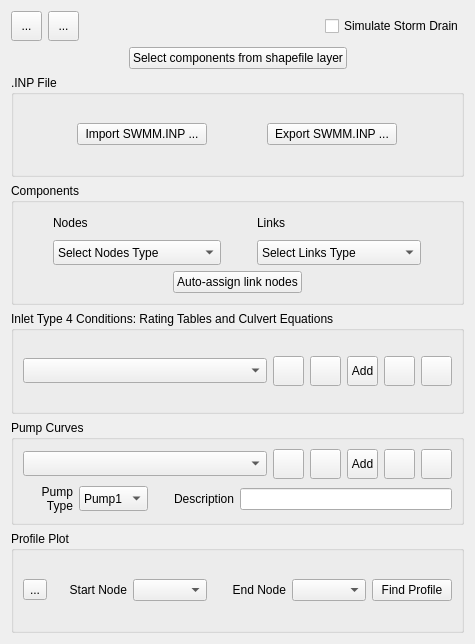
Above: flo2d/ui/storm_drain_editor.ui from FLO-2DSoftware/qgis-flo-2d-plugin before the change. Below: the same form after it.
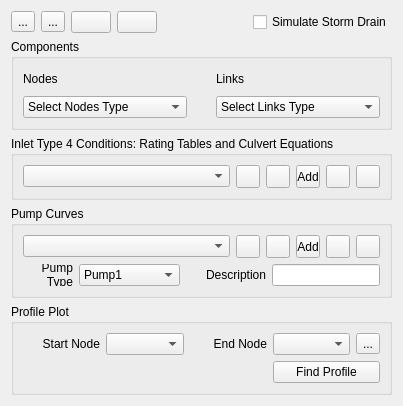
That is the form after the change. Icons and pictures are not drawn.

Commit message: Move buttons to top of widget. Move the import export button and logic to the import export location on the tool bar. Replace the inp import export icon.

```diff
--- a/flo2d/ui/storm_drain_editor.ui
+++ b/flo2d/ui/storm_drain_editor.ui
@@ -6,8 +6,8 @@
    <rect>
     <x>0</x>
     <y>0</y>
-    <width>475</width>
-    <height>644</height>
+    <width>403</width>
+    <height>401</height>
    </rect>
   </property>
   <property name="minimumSize">
@@ -20,7 +20,7 @@
    <string>FLO-2D Widget</string>
   </property>
   <layout class="QGridLayout" name="gridLayout_5">
-   <item row="3" column="0">
+   <item row="1" column="0">
     <widget class="QGroupBox" name="components_group">
      <property name="title">
       <string>Components</string>
@@ -28,32 +28,7 @@
      <layout class="QGridLayout" name="gridLayout_7">
       <item row="0" column="0">
        <layout class="QGridLayout" name="gridLayout_3">
-        <item row="0" column="0">
-         <widget class="QLabel" name="label_2">
-          <property name="sizePolicy">
-           <sizepolicy hsizetype="Fixed" vsizetype="Fixed">
-            <horstretch>0</horstretch>
-            <verstretch>0</verstretch>
-           </sizepolicy>
-          </property>
-          <property name="minimumSize">
-           <size>
-            <width>164</width>
-            <height>22</height>
-           </size>
-          </property>
-          <property name="maximumSize">
-           <size>
-            <width>164</width>
-            <height>22</height>
-           </size>
-          </property>
-          <property name="text">
-           <string>Nodes</string>
-          </property>
-         </widget>
-        </item>
-        <item row="0" column="1">
+        <item row="0" column="2">
          <widget class="QLabel" name="label">
           <property name="sizePolicy">
            <sizepolicy hsizetype="Fixed" vsizetype="Fixed">
@@ -81,21 +56,21 @@
         <item row="1" column="0">
          <widget class="QComboBox" name="SD_nodes_components_cbo">
           <property name="sizePolicy">
-           <sizepolicy hsizetype="Fixed" vsizetype="Fixed">
+           <sizepolicy hsizetype="Preferred" vsizetype="Fixed">
             <horstretch>0</horstretch>
             <verstretch>0</verstretch>
            </sizepolicy>
           </property>
           <property name="minimumSize">
            <size>
-            <width>168</width>
-            <height>25</height>
+            <width>0</width>
+            <height>0</height>
            </size>
           </property>
           <property name="maximumSize">
            <size>
-            <width>168</width>
-            <height>25</height>
+            <width>16777215</width>
+            <height>16777215</height>
            </size>
           </property>
           <property name="sizeIncrement">
@@ -129,24 +104,49 @@
           </item>
          </widget>
         </item>
-        <item row="1" column="1">
+        <item row="0" column="0">
+         <widget class="QLabel" name="label_2">
+          <property name="sizePolicy">
+           <sizepolicy hsizetype="Fixed" vsizetype="Fixed">
+            <horstretch>0</horstretch>
+            <verstretch>0</verstretch>
+           </sizepolicy>
+          </property>
+          <property name="minimumSize">
+           <size>
+            <width>164</width>
+            <height>22</height>
+           </size>
+          </property>
+          <property name="maximumSize">
+           <size>
+            <width>164</width>
+            <height>22</height>
+           </size>
+          </property>
+          <property name="text">
+           <string>Nodes</string>
+          </property>
+         </widget>
+        </item>
+        <item row="1" column="2">
          <widget class="QComboBox" name="SD_links_components_cbo">
           <property name="sizePolicy">
-           <sizepolicy hsizetype="Fixed" vsizetype="Fixed">
+           <sizepolicy hsizetype="Preferred" vsizetype="Fixed">
             <horstretch>0</horstretch>
             <verstretch>0</verstretch>
            </sizepolicy>
           </property>
           <property name="minimumSize">
            <size>
-            <width>164</width>
-            <height>25</height>
+            <width>0</width>
+            <height>0</height>
            </size>
           </property>
           <property name="maximumSize">
            <size>
-            <width>164</width>
-            <height>25</height>
+            <width>16777215</width>
+            <height>16777215</height>
            </size>
           </property>
           <property name="currentText">
@@ -179,38 +179,14 @@
           </item>
          </widget>
         </item>
-       </layout>
-      </item>
-      <item row="1" column="0">
-       <layout class="QHBoxLayout" name="horizontalLayout_3">
-        <item>
+        <item row="0" column="1" rowspan="2">
          <spacer name="horizontalSpacer_4">
           <property name="orientation">
            <enum>Qt::Horizontal</enum>
           </property>
           <property name="sizeHint" stdset="0">
            <size>
-            <width>98</width>
-            <height>20</height>
-           </size>
-          </property>
-         </spacer>
-        </item>
-        <item>
-         <widget class="QPushButton" name="auto_assign_link_nodes_btn">
-          <property name="text">
-           <string>Auto-assign link nodes</string>
-          </property>
-         </widget>
-        </item>
-        <item>
-         <spacer name="horizontalSpacer_5">
-          <property name="orientation">
-           <enum>Qt::Horizontal</enum>
-          </property>
-          <property name="sizeHint" stdset="0">
-           <size>
-            <width>98</width>
+            <width>40</width>
             <height>20</height>
            </size>
           </property>
@@ -221,6 +197,19 @@
      </layout>
     </widget>
    </item>
+   <item row="5" column="0">
+    <spacer name="verticalSpacer">
+     <property name="orientation">
+      <enum>Qt::Vertical</enum>
+     </property>
+     <property name="sizeHint" stdset="0">
+      <size>
+       <width>20</width>
+       <height>40</height>
+      </size>
+     </property>
+    </spacer>
+   </item>
    <item row="0" column="0">
     <layout class="QHBoxLayout" name="horizontalLayout_5">
      <item>
@@ -232,14 +221,14 @@
          </property>
          <property name="minimumSize">
           <size>
-           <width>31</width>
-           <height>30</height>
+           <width>0</width>
+           <height>0</height>
           </size>
          </property>
          <property name="maximumSize">
           <size>
-           <width>31</width>
-           <height>30</height>
+           <width>16777215</width>
+           <height>16777215</height>
           </size>
          </property>
          <property name="toolTip">
@@ -267,14 +256,14 @@
          </property>
          <property name="minimumSize">
           <size>
-           <width>31</width>
-           <height>30</height>
+           <width>0</width>
+           <height>0</height>
           </size>
          </property>
          <property name="maximumSize">
           <size>
-           <width>31</width>
-           <height>30</height>
+           <width>16777215</width>
+           <height>16777215</height>
           </size>
          </property>
          <property name="toolTip">
@@ -295,6 +284,61 @@
          </property>
         </widget>
        </item>
+       <item>
+        <widget class="QPushButton" name="import_shapefile_btn">
+         <property name="enabled">
+          <bool>true</bool>
+         </property>
+         <property name="minimumSize">
+          <size>
+           <width>0</width>
+           <height>0</height>
+          </size>
+         </property>
+         <property name="maximumSize">
+          <size>
+           <width>16777215</width>
+           <height>16777215</height>
+          </size>
+         </property>
+         <property name="toolTip">
+          <string>Select components from shapefile layer</string>
+         </property>
+         <property name="text">
+          <string/>
+         </property>
+         <property name="icon">
+          <iconset>
+           <normaloff>../img/import_sd_shapefiles.svg</normaloff>../img/import_sd_shapefiles.svg</iconset>
+         </property>
+         <property name="iconSize">
+          <size>
+           <width>24</width>
+           <height>24</height>
+          </size>
+         </property>
+        </widget>
+       </item>
+       <item>
+        <widget class="QPushButton" name="auto_assign_link_nodes_btn">
+         <property name="toolTip">
+          <string>Auto-assign links and nodes</string>
+         </property>
+         <property name="text">
+          <string/>
+         </property>
+         <property name="icon">
+          <iconset>
+           <normaloff>../img/auto_assign_sd.svg</normaloff>../img/auto_assign_sd.svg</iconset>
+         </property>
+         <property name="iconSize">
+          <size>
+           <width>24</width>
+           <height>24</height>
+          </size>
+         </property>
+        </widget>
+       </item>
       </layout>
      </item>
      <item>
@@ -320,73 +364,210 @@
     </layout>
    </item>
    <item row="2" column="0">
-    <widget class="QGroupBox" name="box_Inp">
+    <widget class="QGroupBox" name="Type_4_condition_group">
+     <property name="sizePolicy">
+      <sizepolicy hsizetype="Preferred" vsizetype="Preferred">
+       <horstretch>0</horstretch>
+       <verstretch>0</verstretch>
+      </sizepolicy>
+     </property>
      <property name="title">
-      <string>.INP File</string>
+      <string>Inlet Type 4 Conditions: Rating Tables and Culvert Equations</string>
      </property>
-     <layout class="QGridLayout" name="gridLayout_2">
+     <layout class="QGridLayout" name="gridLayout_6">
       <item row="0" column="0">
-       <widget class="QPushButton" name="import_inp_btn">
-        <property name="sizePolicy">
-         <sizepolicy hsizetype="Fixed" vsizetype="Fixed">
-          <horstretch>0</horstretch>
-          <verstretch>0</verstretch>
-         </sizepolicy>
+       <layout class="QHBoxLayout" name="horizontalLayout">
+        <property name="sizeConstraint">
+         <enum>QLayout::SetDefaultConstraint</enum>
         </property>
-        <property name="minimumSize">
-         <size>
-          <width>130</width>
-          <height>22</height>
-         </size>
-        </property>
-        <property name="maximumSize">
-         <size>
-          <width>16777215</width>
-          <height>22</height>
-         </size>
-        </property>
-        <property name="text">
-         <string>Import SWMM.INP ...</string>
-        </property>
-        <property name="icon">
-         <iconset>
-          <normaloff>../img/import_swmm.svg</normaloff>../img/import_swmm.svg</iconset>
-        </property>
-       </widget>
-      </item>
-      <item row="0" column="1">
-       <widget class="QPushButton" name="export_inp_btn">
-        <property name="sizePolicy">
-         <sizepolicy hsizetype="Fixed" vsizetype="Fixed">
-          <horstretch>0</horstretch>
-          <verstretch>0</verstretch>
-         </sizepolicy>
-        </property>
-        <property name="minimumSize">
-         <size>
-          <width>130</width>
-          <height>22</height>
-         </size>
-        </property>
-        <property name="maximumSize">
-         <size>
-          <width>16777215</width>
-          <height>22</height>
-         </size>
-        </property>
-        <property name="text">
-         <string>Export SWMM.INP ...</string>
-        </property>
-        <property name="icon">
-         <iconset>
-          <normaloff>../img/export_swmm.svg</normaloff>../img/export_swmm.svg</iconset>
-        </property>
-       </widget>
+        <item>
+         <widget class="QComboBox" name="SD_type4_cbo">
+          <property name="enabled">
+           <bool>true</bool>
+          </property>
+          <property name="sizePolicy">
+           <sizepolicy hsizetype="Preferred" vsizetype="Fixed">
+            <horstretch>0</horstretch>
+            <verstretch>0</verstretch>
+           </sizepolicy>
+          </property>
+          <property name="minimumSize">
+           <size>
+            <width>0</width>
+            <height>0</height>
+           </size>
+          </property>
+          <property name="maximumSize">
+           <size>
+            <width>16777215</width>
+            <height>16777215</height>
+           </size>
+          </property>
+          <property name="maxVisibleItems">
+           <number>20</number>
+          </property>
+         </widget>
+        </item>
+        <item>
+         <widget class="QToolButton" name="SD_show_type4_btn">
+          <property name="enabled">
+           <bool>true</bool>
+          </property>
+          <property name="minimumSize">
+           <size>
+            <width>0</width>
+            <height>0</height>
+           </size>
+          </property>
+          <property name="maximumSize">
+           <size>
+            <width>24</width>
+            <height>24</height>
+           </size>
+          </property>
+          <property name="toolTip">
+           <string>Show inlet type 4 data</string>
+          </property>
+          <property name="text">
+           <string/>
+          </property>
+          <property name="icon">
+           <iconset>
+            <normaloff>../img/show_cont_table.svg</normaloff>../img/show_cont_table.svg</iconset>
+          </property>
+         </widget>
+        </item>
+        <item>
+         <widget class="QToolButton" name="SD_add_one_type4_btn">
+          <property name="enabled">
+           <bool>true</bool>
+          </property>
+          <property name="minimumSize">
+           <size>
+            <width>0</width>
+            <height>0</height>
+           </size>
+          </property>
+          <property name="maximumSize">
+           <size>
+            <width>24</width>
+            <height>24</height>
+           </size>
+          </property>
+          <property name="toolTip">
+           <string>Add inlet type 4 data</string>
+          </property>
+          <property name="text">
+           <string/>
+          </property>
+          <property name="icon">
+           <iconset>
+            <normaloff>../img/add_table_data.svg</normaloff>../img/add_table_data.svg</iconset>
+          </property>
+         </widget>
+        </item>
+        <item>
+         <widget class="QToolButton" name="SD_add_predefined_type4_btn">
+          <property name="sizePolicy">
+           <sizepolicy hsizetype="Fixed" vsizetype="Fixed">
+            <horstretch>0</horstretch>
+            <verstretch>0</verstretch>
+           </sizepolicy>
+          </property>
+          <property name="minimumSize">
+           <size>
+            <width>0</width>
+            <height>0</height>
+           </size>
+          </property>
+          <property name="maximumSize">
+           <size>
+            <width>24</width>
+            <height>24</height>
+           </size>
+          </property>
+          <property name="toolTip">
+           <string>Add predefined time series/culvert eq.</string>
+          </property>
+          <property name="text">
+           <string>Add</string>
+          </property>
+          <property name="icon">
+           <iconset>
+            <normaloff>../img/mActionOpenFile.svg</normaloff>../img/mActionOpenFile.svg</iconset>
+          </property>
+          <property name="iconSize">
+           <size>
+            <width>25</width>
+            <height>25</height>
+           </size>
+          </property>
+         </widget>
+        </item>
+        <item>
+         <widget class="QToolButton" name="SD_remove_type4_btn">
+          <property name="enabled">
+           <bool>true</bool>
+          </property>
+          <property name="minimumSize">
+           <size>
+            <width>0</width>
+            <height>0</height>
+           </size>
+          </property>
+          <property name="maximumSize">
+           <size>
+            <width>24</width>
+            <height>24</height>
+           </size>
+          </property>
+          <property name="toolTip">
+           <string>Remove inlet type 4 condition</string>
+          </property>
+          <property name="text">
+           <string/>
+          </property>
+          <property name="icon">
+           <iconset>
+            <normaloff>../img/mActionDeleteSelected.svg</normaloff>../img/mActionDeleteSelected.svg</iconset>
+          </property>
+         </widget>
+        </item>
+        <item>
+         <widget class="QToolButton" name="SD_rename_type4_btn">
+          <property name="enabled">
+           <bool>true</bool>
+          </property>
+          <property name="minimumSize">
+           <size>
+            <width>0</width>
+            <height>0</height>
+           </size>
+          </property>
+          <property name="maximumSize">
+           <size>
+            <width>24</width>
+            <height>24</height>
+           </size>
+          </property>
+          <property name="toolTip">
+           <string>Rename inlet type 4 condition</string>
+          </property>
+          <property name="text">
+           <string/>
+          </property>
+          <property name="icon">
+           <iconset>
+            <normaloff>../img/change_name.svg</normaloff>../img/change_name.svg</iconset>
+          </property>
+         </widget>
+        </item>
+       </layout>
       </item>
      </layout>
     </widget>
    </item>
-   <item row="5" column="0">
+   <item row="3" column="0">
     <widget class="QGroupBox" name="groupBox">
      <property name="title">
       <string>Pump Curves</string>
@@ -403,7 +584,7 @@
         <item>
          <widget class="QComboBox" name="pump_curve_cbo">
           <property name="sizePolicy">
-           <sizepolicy hsizetype="MinimumExpanding" vsizetype="Fixed">
+           <sizepolicy hsizetype="Preferred" vsizetype="Fixed">
             <horstretch>0</horstretch>
             <verstretch>0</verstretch>
            </sizepolicy>
@@ -411,13 +592,13 @@
           <property name="minimumSize">
            <size>
             <width>0</width>
-            <height>25</height>
+            <height>0</height>
            </size>
           </property>
           <property name="maximumSize">
            <size>
             <width>16777215</width>
-            <height>25</height>
+            <height>16777215</height>
            </size>
           </property>
           <property name="insertPolicy">
@@ -435,14 +616,14 @@
           </property>
           <property name="minimumSize">
            <size>
-            <width>31</width>
-            <height>30</height>
+            <width>0</width>
+            <height>0</height>
            </size>
           </property>
           <property name="maximumSize">
            <size>
-            <width>31</width>
-            <height>30</height>
+            <width>24</width>
+            <height>24</height>
            </size>
           </property>
           <property name="toolTip">
@@ -464,14 +645,14 @@
           </property>
           <property name="minimumSize">
            <size>
-            <width>31</width>
-            <height>30</height>
+            <width>0</width>
+            <height>0</height>
            </size>
           </property>
           <property name="maximumSize">
            <size>
-            <width>31</width>
-            <height>30</height>
+            <width>24</width>
+            <height>24</height>
            </size>
           </property>
           <property name="toolTip">
@@ -496,14 +677,14 @@
           </property>
           <property name="minimumSize">
            <size>
-            <width>31</width>
-            <height>30</height>
+            <width>0</width>
+            <height>0</height>
            </size>
           </property>
           <property name="maximumSize">
            <size>
-            <width>31</width>
-            <height>30</height>
+            <width>24</width>
+            <height>24</height>
            </size>
           </property>
           <property name="toolTip">
@@ -531,14 +712,14 @@
           </property>
           <property name="minimumSize">
            <size>
-            <width>31</width>
-            <height>30</height>
+            <width>0</width>
+            <height>0</height>
            </size>
           </property>
           <property name="maximumSize">
            <size>
-            <width>31</width>
-            <height>30</height>
+            <width>24</width>
+            <height>24</height>
            </size>
           </property>
           <property name="toolTip">
@@ -560,14 +741,14 @@
           </property>
           <property name="minimumSize">
            <size>
-            <width>31</width>
-            <height>30</height>
+            <width>0</width>
+            <height>0</height>
            </size>
           </property>
           <property name="maximumSize">
            <size>
-            <width>31</width>
-            <height>30</height>
+            <width>24</width>
+            <height>24</height>
            </size>
           </property>
           <property name="toolTip">
@@ -628,7 +809,7 @@
           <item>
            <widget class="QComboBox" name="pump_curve_type_cbo">
             <property name="sizePolicy">
-             <sizepolicy hsizetype="Fixed" vsizetype="Fixed">
+             <sizepolicy hsizetype="Preferred" vsizetype="Fixed">
               <horstretch>0</horstretch>
               <verstretch>0</verstretch>
              </sizepolicy>
@@ -636,13 +817,13 @@
             <property name="minimumSize">
              <size>
               <width>0</width>
-              <height>25</height>
+              <height>0</height>
              </size>
             </property>
             <property name="maximumSize">
              <size>
               <width>16777215</width>
-              <height>25</height>
+              <height>16777215</height>
              </size>
             </property>
             <property name="currentText">
@@ -705,7 +886,7 @@
           <item>
            <widget class="QLineEdit" name="pump_curve_description_le">
             <property name="sizePolicy">
-             <sizepolicy hsizetype="MinimumExpanding" vsizetype="Fixed">
+             <sizepolicy hsizetype="Preferred" vsizetype="Fixed">
               <horstretch>0</horstretch>
               <verstretch>0</verstretch>
              </sizepolicy>
@@ -713,13 +894,13 @@
             <property name="minimumSize">
              <size>
               <width>0</width>
-              <height>22</height>
+              <height>0</height>
              </size>
             </property>
             <property name="maximumSize">
              <size>
               <width>16777215</width>
-              <height>22</height>
+              <height>16777215</height>
              </size>
             </property>
            </widget>
@@ -731,263 +912,7 @@
      </layout>
     </widget>
    </item>
-   <item row="1" column="0">
-    <layout class="QGridLayout" name="gridLayout">
-     <item row="0" column="3">
-      <spacer name="horizontalSpacer_2">
-       <property name="orientation">
-        <enum>Qt::Horizontal</enum>
-       </property>
-       <property name="sizeHint" stdset="0">
-        <size>
-         <width>94</width>
-         <height>20</height>
-        </size>
-       </property>
-      </spacer>
-     </item>
-     <item row="0" column="0">
-      <spacer name="horizontalSpacer">
-       <property name="orientation">
-        <enum>Qt::Horizontal</enum>
-       </property>
-       <property name="sizeHint" stdset="0">
-        <size>
-         <width>102</width>
-         <height>20</height>
-        </size>
-       </property>
-      </spacer>
-     </item>
-     <item row="0" column="1">
-      <widget class="QPushButton" name="import_shapefile_btn">
-       <property name="enabled">
-        <bool>true</bool>
-       </property>
-       <property name="minimumSize">
-        <size>
-         <width>0</width>
-         <height>22</height>
-        </size>
-       </property>
-       <property name="maximumSize">
-        <size>
-         <width>16777215</width>
-         <height>22</height>
-        </size>
-       </property>
-       <property name="text">
-        <string>Select components from shapefile layer</string>
-       </property>
-      </widget>
-     </item>
-    </layout>
-   </item>
    <item row="4" column="0">
-    <widget class="QGroupBox" name="Type_4_condition_group">
-     <property name="sizePolicy">
-      <sizepolicy hsizetype="Preferred" vsizetype="Preferred">
-       <horstretch>0</horstretch>
-       <verstretch>0</verstretch>
-      </sizepolicy>
-     </property>
-     <property name="title">
-      <string>Inlet Type 4 Conditions: Rating Tables and Culvert Equations</string>
-     </property>
-     <layout class="QGridLayout" name="gridLayout_6">
-      <item row="0" column="0">
-       <layout class="QHBoxLayout" name="horizontalLayout">
-        <property name="sizeConstraint">
-         <enum>QLayout::SetDefaultConstraint</enum>
-        </property>
-        <item>
-         <widget class="QComboBox" name="SD_type4_cbo">
-          <property name="enabled">
-           <bool>true</bool>
-          </property>
-          <property name="sizePolicy">
-           <sizepolicy hsizetype="MinimumExpanding" vsizetype="Fixed">
-            <horstretch>0</horstretch>
-            <verstretch>0</verstretch>
-           </sizepolicy>
-          </property>
-          <property name="minimumSize">
-           <size>
-            <width>0</width>
-            <height>25</height>
-           </size>
-          </property>
-          <property name="maximumSize">
-           <size>
-            <width>16777215</width>
-            <height>25</height>
-           </size>
-          </property>
-          <property name="maxVisibleItems">
-           <number>20</number>
-          </property>
-         </widget>
-        </item>
-        <item>
-         <widget class="QToolButton" name="SD_show_type4_btn">
-          <property name="enabled">
-           <bool>true</bool>
-          </property>
-          <property name="minimumSize">
-           <size>
-            <width>31</width>
-            <height>30</height>
-           </size>
-          </property>
-          <property name="maximumSize">
-           <size>
-            <width>31</width>
-            <height>30</height>
-           </size>
-          </property>
-          <property name="toolTip">
-           <string>Show inlet type 4 data</string>
-          </property>
-          <property name="text">
-           <string/>
-          </property>
-          <property name="icon">
-           <iconset>
-            <normaloff>../img/show_cont_table.svg</normaloff>../img/show_cont_table.svg</iconset>
-          </property>
-         </widget>
-        </item>
-        <item>
-         <widget class="QToolButton" name="SD_add_one_type4_btn">
-          <property name="enabled">
-           <bool>true</bool>
-          </property>
-          <property name="minimumSize">
-           <size>
-            <width>31</width>
-            <height>30</height>
-           </size>
-          </property>
-          <property name="maximumSize">
-           <size>
-            <width>31</width>
-            <height>30</height>
-           </size>
-          </property>
-          <property name="toolTip">
-           <string>Add inlet type 4 data</string>
-          </property>
-          <property name="text">
-           <string/>
-          </property>
-          <property name="icon">
-           <iconset>
-            <normaloff>../img/add_table_data.svg</normaloff>../img/add_table_data.svg</iconset>
-          </property>
-         </widget>
-        </item>
-        <item>
-         <widget class="QToolButton" name="SD_add_predefined_type4_btn">
-          <property name="sizePolicy">
-           <sizepolicy hsizetype="Fixed" vsizetype="Fixed">
-            <horstretch>0</horstretch>
-            <verstretch>0</verstretch>
-           </sizepolicy>
-          </property>
-          <property name="minimumSize">
-           <size>
-            <width>31</width>
-            <height>30</height>
-           </size>
-          </property>
-          <property name="maximumSize">
-           <size>
-            <width>31</width>
-            <height>30</height>
-           </size>
-          </property>
-          <property name="toolTip">
-           <string>Add predefined time series/culvert eq.</string>
-          </property>
-          <property name="text">
-           <string>Add</string>
-          </property>
-          <property name="icon">
-           <iconset>
-            <normaloff>../img/mActionOpenFile.svg</normaloff>../img/mActionOpenFile.svg</iconset>
-          </property>
-          <property name="iconSize">
-           <size>
-            <width>25</width>
-            <height>25</height>
-           </size>
-          </property>
-         </widget>
-        </item>
-        <item>
-         <widget class="QToolButton" name="SD_remove_type4_btn">
-          <property name="enabled">
-           <bool>true</bool>
-          </property>
-          <property name="minimumSize">
-           <size>
-            <width>31</width>
-            <height>30</height>
-           </size>
-          </property>
-          <property name="maximumSize">
-           <size>
-            <width>31</width>
-            <height>30</height>
-           </size>
-          </property>
-          <property name="toolTip">
-           <string>Remove inlet type 4 condition</string>
-          </property>
-          <property name="text">
-           <string/>
-          </property>
-          <property name="icon">
-           <iconset>
-            <normaloff>../img/mActionDeleteSelected.svg</normaloff>../img/mActionDeleteSelected.svg</iconset>
-          </property>
-         </widget>
-        </item>
-        <item>
-         <widget class="QToolButton" name="SD_rename_type4_btn">
-          <property name="enabled">
-           <bool>true</bool>
-          </property>
-          <property name="minimumSize">
-           <size>
-            <width>31</width>
-            <height>30</height>
-           </size>
-          </property>
-          <property name="maximumSize">
-           <size>
-            <width>31</width>
-            <height>30</height>
-           </size>
-          </property>
-          <property name="toolTip">
-           <string>Rename inlet type 4 condition</string>
-          </property>
-          <property name="text">
-           <string/>
-          </property>
-          <property name="icon">
-           <iconset>
-            <normaloff>../img/change_name.svg</normaloff>../img/change_name.svg</iconset>
-          </property>
-         </widget>
-        </item>
-       </layout>
-      </item>
-     </layout>
-    </widget>
-   </item>
-   <item row="6" column="0">
     <widget class="QGroupBox" name="groupBox_2">
      <property name="enabled">
       <bool>true</bool>
@@ -996,9 +921,22 @@
       <string>Profile Plot</string>
      </property>
      <layout class="QGridLayout" name="gridLayout_8">
-      <item row="0" column="0">
+      <item row="0" column="0" colspan="3">
        <layout class="QGridLayout" name="gridLayout_9">
-        <item row="0" column="3">
+        <item row="0" column="1" rowspan="3">
+         <widget class="QLabel" name="label_4">
+          <property name="text">
+           <string>Start Node</string>
+          </property>
+          <property name="alignment">
+           <set>Qt::AlignRight|Qt::AlignTrailing|Qt::AlignVCenter</set>
+          </property>
+         </widget>
+        </item>
+        <item row="0" column="2" rowspan="3">
+         <widget class="QComboBox" name="start_node_cbo"/>
+        </item>
+        <item row="0" column="3" rowspan="3">
          <widget class="QLabel" name="label_5">
           <property name="text">
            <string>End Node</string>
@@ -1008,30 +946,30 @@
           </property>
          </widget>
         </item>
-        <item row="0" column="5">
+        <item row="0" column="4" rowspan="3">
+         <widget class="QComboBox" name="end_node_cbo"/>
+        </item>
+        <item row="3" column="4" colspan="2">
          <widget class="QPushButton" name="find_profile_btn">
           <property name="text">
            <string>Find Profile</string>
           </property>
          </widget>
         </item>
-        <item row="0" column="2">
-         <widget class="QComboBox" name="start_node_cbo"/>
-        </item>
-        <item row="0" column="4">
-         <widget class="QComboBox" name="end_node_cbo"/>
-        </item>
-        <item row="0" column="1">
-         <widget class="QLabel" name="label_4">
-          <property name="text">
-           <string>Start Node</string>
+        <item row="3" column="1" colspan="3">
+         <spacer name="horizontalSpacer">
+          <property name="orientation">
+           <enum>Qt::Horizontal</enum>
           </property>
-          <property name="alignment">
-           <set>Qt::AlignRight|Qt::AlignTrailing|Qt::AlignVCenter</set>
+          <property name="sizeHint" stdset="0">
+           <size>
+            <width>40</width>
+            <height>20</height>
+           </size>
           </property>
-         </widget>
+         </spacer>
         </item>
-        <item row="0" column="0">
+        <item row="0" column="5" rowspan="3">
          <widget class="QToolButton" name="center_chbox">
           <property name="text">
            <string>...</string>
```
Left out of the diff: 4 changed lines with no effect on the pictures. The commit also changes 4 other files.
